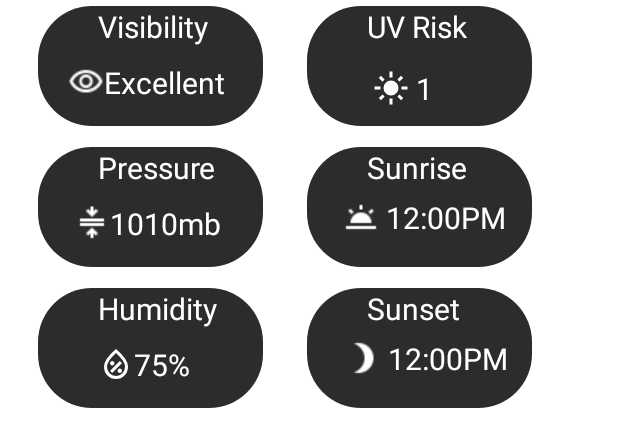
After one commit to seanwtsn/Watson_Sean_S2337394, an Android app: the layout fragment_one_day_grid.xml on its own in the app's theme, with its tools: preview values and no code run, on a phone screen of 412 x 824 dp. The commit adds this screen. Shown: the top 447 px of the screen. Run offline under Robolectric (Android 15) with nearby library versions, the phone set to English and light mode, and no system bars.

Commit message:
Performance optimisations, and new one day grid added. Three Day large still to be added.

```diff
--- a/app/build.gradle.kts
+++ b/app/build.gradle.kts
@@ -58,6 +58,7 @@ dependencies {
     implementation("androidx.legacy:legacy-support-v4:1.0.0")
     implementation("androidx.recyclerview:recyclerview:1.3.2")
     implementation("com.google.android.gms:play-services-location:21.2.0")
+    implementation("androidx.swiperefreshlayout:swiperefreshlayout:1.2.0-alpha01")
     testImplementation("junit:junit:4.13.2")
     androidTestImplementation("androidx.test.ext:junit:1.1.5")
     androidTestImplementation("androidx.test.espresso:espresso-core:3.5.1")
--- /dev/null
+++ b/app/src/main/res/drawable/icon_pressure.xml
@@ -0,0 +1,3 @@
+<vector xmlns:android="http://schemas.android.com/apk/res/android" android:width="24dp" android:height="24dp" android:viewportWidth="960" android:viewportHeight="960">
+    <path android:fillColor="@android:color/white" android:pathData="M160,560L160,480L800,480L800,560L160,560ZM160,440L160,360L800,360L800,440L160,440ZM440,880L440,752L376,816L320,760L480,600L640,760L584,816L520,754L520,880L440,880ZM480,320L320,160L376,104L440,168L440,40L520,40L520,168L584,104L640,160L480,320Z"/>
+</vector>
--- /dev/null
+++ b/app/src/main/res/drawable/icon_sunrise.xml
@@ -0,0 +1,3 @@
+<vector xmlns:android="http://schemas.android.com/apk/res/android" android:width="24dp" android:height="24dp" android:viewportWidth="960" android:viewportHeight="960">
+    <path android:fillColor="@android:color/white" android:pathData="M734,404L678,346L764,262L820,318L734,404ZM80,800L80,720L880,720L880,800L80,800ZM440,280L440,160L520,160L520,280L440,280ZM226,402L142,316L198,260L284,346L226,402ZM200,640Q200,523 281.5,441.5Q363,360 480,360Q597,360 678.5,441.5Q760,523 760,640L200,640Z"/>
+</vector>
--- /dev/null
+++ b/app/src/main/res/drawable/icon_sunset.xml
@@ -0,0 +1,3 @@
+<vector xmlns:android="http://schemas.android.com/apk/res/android" android:width="24dp" android:height="24dp" android:viewportWidth="960" android:viewportHeight="960">
+    <path android:fillColor="@android:color/white" android:pathData="M360,880Q328,880 298.5,875.5Q269,871 240,862Q366,821 443,716Q520,611 520,480Q520,349 443,244Q366,139 240,98Q269,89 298.5,84.5Q328,80 360,80Q443,80 516,111.5Q589,143 643,197Q697,251 728.5,324Q760,397 760,480Q760,563 728.5,636Q697,709 643,763Q589,817 516,848.5Q443,880 360,880Z"/>
+</vector>
--- /dev/null
+++ b/app/src/main/res/drawable/icon_visibility.xml
@@ -0,0 +1,3 @@
+<vector xmlns:android="http://schemas.android.com/apk/res/android" android:width="24dp" android:height="24dp" android:viewportWidth="960" android:viewportHeight="960">
+    <path android:fillColor="@android:color/white" android:pathData="M480,640Q555,640 607.5,587.5Q660,535 660,460Q660,385 607.5,332.5Q555,280 480,280Q405,280 352.5,332.5Q300,385 300,460Q300,535 352.5,587.5Q405,640 480,640ZM480,568Q435,568 403.5,536.5Q372,505 372,460Q372,415 403.5,383.5Q435,352 480,352Q525,352 556.5,383.5Q588,415 588,460Q588,505 556.5,536.5Q525,568 480,568ZM480,760Q334,760 214,678.5Q94,597 40,460Q94,323 214,241.5Q334,160 480,160Q626,160 746,241.5Q866,323 920,460Q866,597 746,678.5Q626,760 480,760ZM480,460Q480,460 480,460Q480,460 480,460Q480,460 480,460Q480,460 480,460Q480,460 480,460Q480,460 480,460Q480,460 480,460Q480,460 480,460ZM480,680Q593,680 687.5,620.5Q782,561 832,460Q782,359 687.5,299.5Q593,240 480,240Q367,240 272.5,299.5Q178,359 128,460Q178,561 272.5,620.5Q367,680 480,680Z"/>
+</vector>
--- /dev/null
+++ b/app/src/main/res/layout/fragment_one_day_grid.xml
@@ -0,0 +1,212 @@
+<?xml version="1.0" encoding="utf-8"?>
+<androidx.constraintlayout.widget.ConstraintLayout xmlns:android="http://schemas.android.com/apk/res/android"
+    xmlns:tools="http://schemas.android.com/tools"
+    xmlns:app="http://schemas.android.com/apk/res-auto"
+    android:id="@+id/frameLayout2"
+    android:layout_width="match_parent"
+    android:layout_height="match_parent"
+    tools:context=".ui.fragments.OneDayGridFragment">
+
+    <GridLayout
+        android:layout_width="match_parent"
+        android:layout_height="wrap_content"
+        android:columnCount="2"
+        android:orientation="vertical"
+        android:rowCount="3"
+        android:alignmentMode="alignBounds"
+        android:rowOrderPreserved="false"
+        android:useDefaultMargins="true"
+        app:layout_constraintStart_toStartOf="parent"
+        app:layout_constraintEnd_toEndOf="parent"
+        app:layout_constraintTop_toTopOf="parent"
+        >
+
+
+        <LinearLayout
+            android:layout_width="150dp"
+            android:layout_height="80dp"
+            android:layout_marginStart="25dp"
+            android:layout_marginEnd="25dp"
+            android:orientation="vertical"
+            android:background="@drawable/background_box"
+            >
+            <TextView
+                android:layout_width="wrap_content"
+                android:layout_height="wrap_content"
+                android:layout_marginStart="40dp"
+                android:textColor="@color/white"
+                android:textSize="20sp"
+                android:text="@string/visibility"
+                />
+            <TextView
+                android:layout_width="wrap_content"
+                android:layout_height="wrap_content"
+                android:layout_marginStart="20dp"
+                android:layout_marginTop="10dp"
+                android:layout_marginEnd="6dp"
+                android:textColor="@color/white"
+                android:textSize="20sp"
+                android:id="@+id/visibility_text"
+
+                android:text="Excellent"
+                android:drawableLeft="@drawable/icon_visibility_raster"
+                />
+
+
+        </LinearLayout>
+
+        <LinearLayout
+            android:layout_width="150dp"
+            android:layout_height="80dp"
+            android:layout_marginTop="10dp"
+            android:orientation="vertical"
+            android:background="@drawable/background_box"
+            >
+            <TextView
+                android:layout_width="wrap_content"
+                android:layout_height="wrap_content"
+                android:layout_marginStart="40dp"
+                android:textColor="@color/white"
+                android:textSize="20sp"
+                android:text="@string/pressure"
+                />
+            <TextView
+                android:layout_width="wrap_content"
+                android:layout_height="wrap_content"
+                android:layout_marginStart="24dp"
+                android:layout_marginTop="10dp"
+                android:layout_marginEnd="6dp"
+                android:textColor="@color/white"
+                android:textSize="20sp"
+                android:drawableLeft="@drawable/icon_pressure_raster"
+                android:text="1010mb"
+                android:id="@+id/pressure_text"
+                />
+
+
+        </LinearLayout>
+
+        <LinearLayout
+            android:layout_width="150dp"
+            android:layout_height="80dp"
+            android:layout_marginTop="10dp"
+
+            android:orientation="vertical"
+            android:background="@drawable/background_box"
+            >
+            <TextView
+                android:layout_width="wrap_content"
+                android:layout_height="wrap_content"
+                android:layout_marginStart="40dp"
+                android:textColor="@color/white"
+                android:textSize="20sp"
+                android:text="@string/humidity"
+                />
+            <TextView
+                android:layout_width="wrap_content"
+                android:layout_height="wrap_content"
+                android:layout_marginStart="40dp"
+                android:layout_marginTop="10dp"
+                android:layout_marginEnd="6dp"
+                android:textColor="@color/white"
+                android:textSize="20sp"
+                android:drawableLeft="@drawable/icon_humidity"
+                android:text="75%"
+                android:id="@+id/humidity_text"
+                />
+
+        </LinearLayout>
+
+        <LinearLayout
+            android:layout_width="150dp"
+            android:layout_height="80dp"
+            android:orientation="vertical"
+            android:background="@drawable/background_box"
+            >
+            <TextView
+                android:layout_width="wrap_content"
+                android:layout_height="wrap_content"
+                android:layout_marginStart="40dp"
+                android:textColor="@color/white"
+                android:textSize="20sp"
+                android:text="UV Risk"
+                />
+            <TextView
+                android:layout_width="wrap_content"
+                android:layout_height="wrap_content"
+                android:layout_marginStart="40dp"
+                android:layout_marginTop="10dp"
+                android:layout_marginEnd="6dp"
+                android:textColor="@color/white"
+                android:textSize="20sp"
+                android:drawableLeft="@drawable/icon_uv"
+                android:padding="4dp"
+                android:text=" 1 "
+                android:id="@+id/uvrisk_text"
+                />
+
+        </LinearLayout>
+
+        <LinearLayout
+            android:layout_width="150dp"
+            android:layout_height="80dp"
+            android:orientation="vertical"
+            android:background="@drawable/background_box"
+            >
+            <TextView
+                android:layout_width="wrap_content"
+                android:layout_height="wrap_content"
+                android:layout_marginStart="40dp"
+                android:textColor="@color/white"
+                android:textSize="20sp"
+                android:text="@string/sunrise"
+                />
+            <TextView
+                android:layout_width="wrap_content"
+                android:layout_height="wrap_content"
+                android:layout_marginStart="24dp"
+                android:layout_marginTop="6dp"
+                android:layout_marginEnd="6dp"
+                android:textColor="@color/white"
+                android:textSize="20sp"
+                android:drawableLeft="@drawable/icon_sunrise_raster"
+                android:text=" 12:00PM"
+                android:id="@+id/sunrise_text"
+                />
+
+        </LinearLayout>
+
+        <LinearLayout
+            android:layout_width="150dp"
+            android:layout_height="80dp"
+            android:orientation="vertical"
+            android:background="@drawable/background_box"
+            >
+            <TextView
+                android:layout_width="wrap_content"
+                android:layout_height="wrap_content"
+                android:layout_marginStart="40dp"
+                android:textColor="@color/white"
+                android:textSize="20sp"
+                android:text="@string/sunset"
+                />
+            <TextView
+                android:layout_width="wrap_content"
+                android:layout_height="wrap_content"
+                android:layout_marginStart="25dp"
+                android:layout_marginTop="6dp"
+                android:layout_marginEnd="6dp"
+                android:textColor="@color/white"
+                android:textSize="20sp"
+                android:drawableLeft="@drawable/icon_sunset_raster"
+
+                android:text=" 12:00PM"
+                android:id="@+id/sunset_text"
+                />
+
+        </LinearLayout>
+
+    </GridLayout>
+
+
+</androidx.constraintlayout.widget.ConstraintLayout>
--- a/app/src/main/res/values/strings.xml
+++ b/app/src/main/res/values/strings.xml
@@ -10,4 +10,10 @@
     <string name="glasgow_rss">2648579</string>
     <string name="error_weather">Error! Weather Can\'t be Displayed!</string>
     <string name="Map">Map</string>
+    <string name="today_forecast">Today\'s Forecast</string>
+    <string name="visibility">Visibility</string>
+    <string name="pressure">Pressure</string>
+    <string name="humidity">Humidity</string>
+    <string name="sunset">Sunset</string>
+    <string name="sunrise">Sunrise</string>
 </resources>
```
Also changed, not shown: app/src/main/java/com/example/weatherapp/ui/fragments/MainFragment.java (+49 -2 lines), app/src/main/java/com/example/weatherapp/ui/fragments/OneDayFragment.java (+4 -20 lines), app/src/main/java/com/example/weatherapp/ui/fragments/OneDayGridFragment.java (added, +97 -0 lines), app/src/main/java/com/example/weatherapp/ui/fragments/OneDayGridViewModel.java (added, +29 -0 lines), app/src/main/java/com/example/weatherapp/ui/fragments/ThreeDaySmallFragment.java (+21 -15 lines), app/src/main/res/layout/fragment_main_view.xml (+39 -2 lines), app/src/main/res/layout/fragment_one_day.xml (+16 -3 lines), app/src/main/res/drawable/icon_pressure_raster.png (added), app/src/main/res/drawable/icon_sunrise_raster.png (added), app/src/main/res/drawable/icon_sunset_raster.png (added), app/src/main/res/drawable/icon_visibility_raster.png (added).
